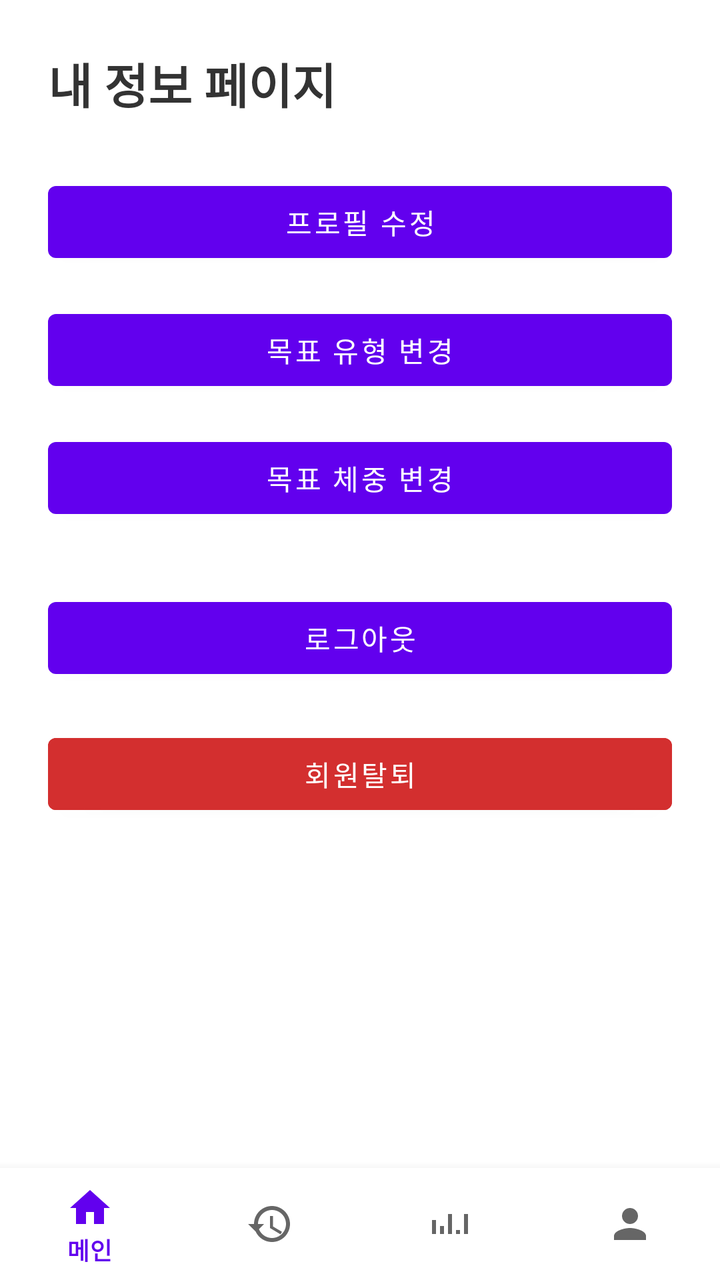
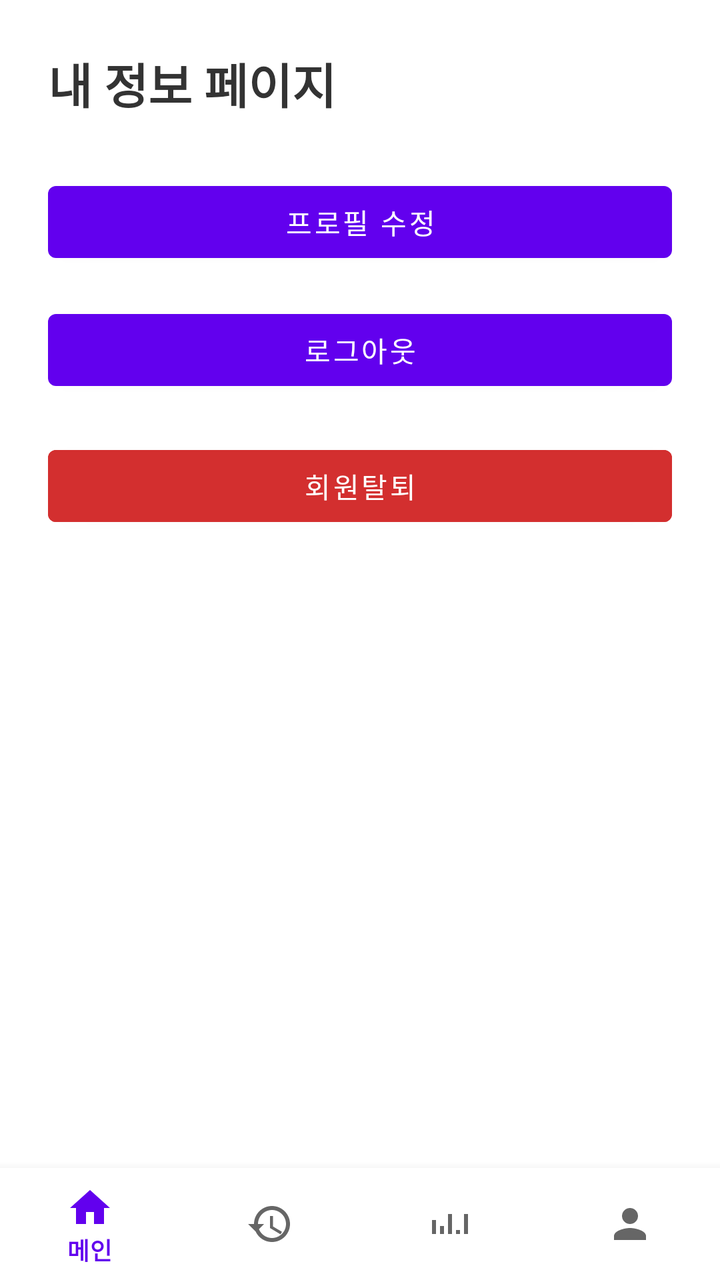

Screens rendered from an Android XML layout before and after an edit, with the pre-edit source and the edit as a unified diff.
<!-- AndroidManifest.xml: activity theme Theme.MaterialComponents.DayNight.NoActionBar -->
<!-- res/layout/activity_my_page.xml -->
<?xml version="1.0" encoding="utf-8"?>
<androidx.coordinatorlayout.widget.CoordinatorLayout
    xmlns:android="http://schemas.android.com/apk/res/android"
    xmlns:app="http://schemas.android.com/apk/res-auto"
    android:layout_width="match_parent"
    android:layout_height="match_parent">

    <ScrollView
        android:layout_width="match_parent"
        android:layout_height="match_parent"
        android:padding="24dp"
        android:paddingBottom="120dp"
        android:fillViewport="true">

        <LinearLayout
            android:layout_width="match_parent"
            android:layout_height="wrap_content"
            android:orientation="vertical">

            
            <com.google.android.material.textview.MaterialTextView
                android:id="@+id/tvMyPageTitle"
                android:text="내 정보 페이지"
                android:textSize="24sp"
                android:textStyle="bold"
                android:textColor="#333333"
                android:layout_marginBottom="28dp"
                android:layout_width="wrap_content"
                android:layout_height="wrap_content"/>

            
            <com.google.android.material.button.MaterialButton
                android:id="@+id/btnEditProfile"
                android:layout_width="match_parent"
                android:layout_height="wrap_content"
                android:text="프로필 수정"
                android:layout_marginBottom="16dp"/>

            <com.google.android.material.button.MaterialButton
                android:id="@+id/btnEditGoalType"
                android:layout_width="match_parent"
                android:layout_height="wrap_content"
                android:text="목표 유형 변경"
                android:layout_marginBottom="16dp"/>

            <com.google.android.material.button.MaterialButton
                android:id="@+id/btnEditGoalWeight"
                android:layout_width="match_parent"
                android:layout_height="wrap_content"
                android:text="목표 체중 변경"
                android:layout_marginBottom="32dp"/>

            
            <com.google.android.material.button.MaterialButton
                android:id="@+id/btnLogout"
                android:layout_width="match_parent"
                android:layout_height="wrap_content"
                android:text="로그아웃"
                android:layout_marginBottom="20dp"/>

            <com.google.android.material.button.MaterialButton
                android:id="@+id/btnDeleteAccount"
                android:layout_width="match_parent"
                android:layout_height="wrap_content"
                android:text="회원탈퇴"
                android:backgroundTint="@color/red_600"
                android:textColor="@android:color/white"/>
        </LinearLayout>
    </ScrollView>

    
    <com.google.android.material.bottomnavigation.BottomNavigationView
        android:id="@+id/bottomNavigationView"
        android:layout_width="match_parent"
        android:layout_height="wrap_content"
        android:layout_gravity="bottom"
        app:menu="@menu/bottom_nav_menu"/>
</androidx.coordinatorlayout.widget.CoordinatorLayout>
<!-- resources referenced by this layout -->
<resources>
  <color name="red_600">#D32F2F</color>
</resources>

<!-- the commit's change to res/layout/activity_my_page.xml (unified diff, before → after) -->
@@ -36,20 +36,6 @@
                 android:text="프로필 수정"
                 android:layout_marginBottom="16dp"/>
 
-            <com.google.android.material.button.MaterialButton
-                android:id="@+id/btnEditGoalType"
-                android:layout_width="match_parent"
-                android:layout_height="wrap_content"
-                android:text="목표 유형 변경"
-                android:layout_marginBottom="16dp"/>
-
-            <com.google.android.material.button.MaterialButton
-                android:id="@+id/btnEditGoalWeight"
-                android:layout_width="match_parent"
-                android:layout_height="wrap_content"
-                android:text="목표 체중 변경"
-                android:layout_marginBottom="32dp"/>
-
             
             <com.google.android.material.button.MaterialButton
                 android:id="@+id/btnLogout"
